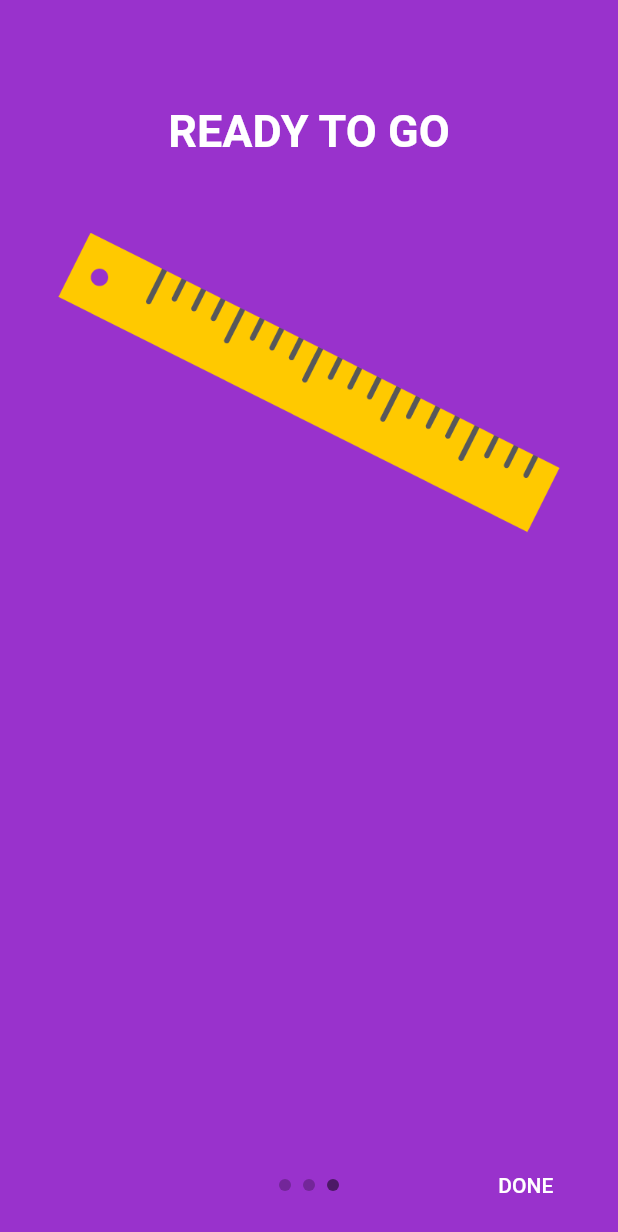
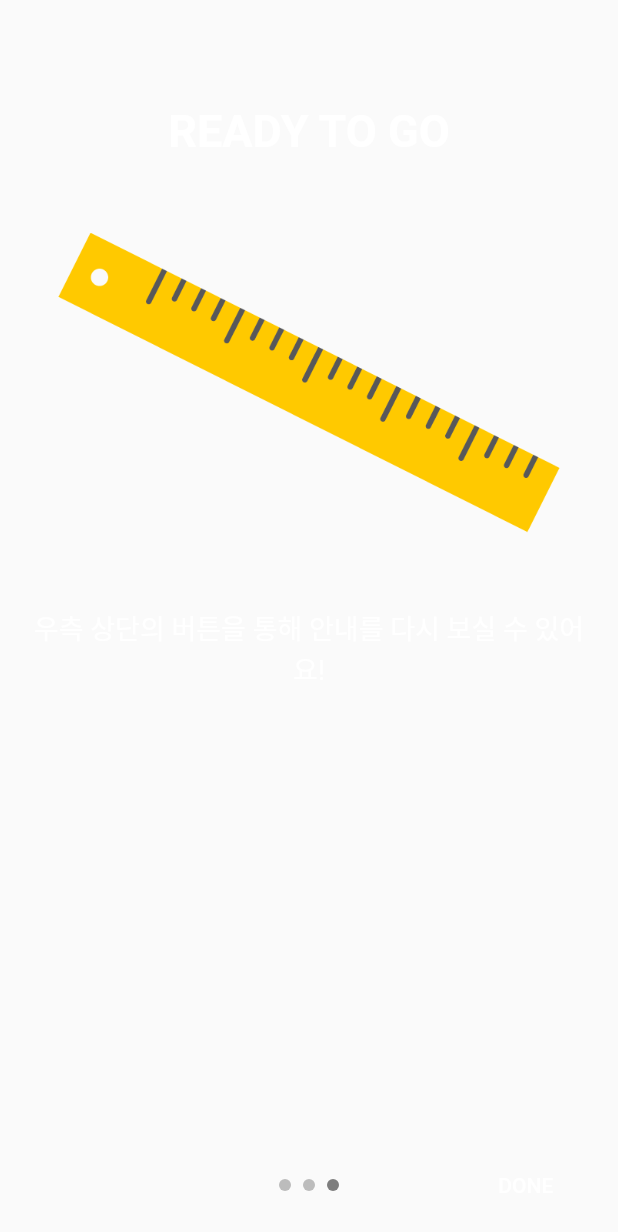
Before and after one commit to iamdap91/for_noru_app, a Flutter app: the Guide widget shown alone on an empty page, opened directly, swiped to page 3, on a phone screen of 412 x 824 dp. Shown: the top 1232 px of the screen. Run offline on Flutter 3.47's test engine with Material 2 defaults, Android fonts, the light colour scheme and no system bars; drawn by our look-alikes of intro_slider; our stand-ins replace carousel_slider, geolocator, percent_indicator, photo_view, pull_to_refresh; network calls fail.

Commit message:
feat: tutorial

```diff
--- a/lib/components/guide.component.dart
+++ b/lib/components/guide.component.dart
@@ -20,7 +20,7 @@ class GuideState extends State<Guide> {
         title: '검색 필터',
         description: '목록에서 필터를 통해 우리 아이와 같이 갈 수 있는 장소들을 검색해보세요!',
         pathImage: 'assets/eraser.png',
-        backgroundColor: Color(0xfff5a623),
+        // backgroundColor: Color(0xfff5a623),
       ),
     );
     listContentConfig.add(
@@ -28,14 +28,15 @@ class GuideState extends State<Guide> {
         title: '투표',
         description: '투표를 통해 앱을 개선할 수 있어요!',
         pathImage: 'assets/pencil.png',
-        backgroundColor: Color(0xff203152),
+        // backgroundColor: Color(0xff203152),
       ),
     );
     listContentConfig.add(
       const ContentConfig(
         title: 'READY TO GO',
         pathImage: 'assets/ruler.png',
-        backgroundColor: Color(0xff9932CC),
+        description: '우측 상단의 버튼을 통해 안내를 다시 보실 수 있어요!',
+        // backgroundColor: Color(0xff9932CC),
       ),
     );
   }
```
